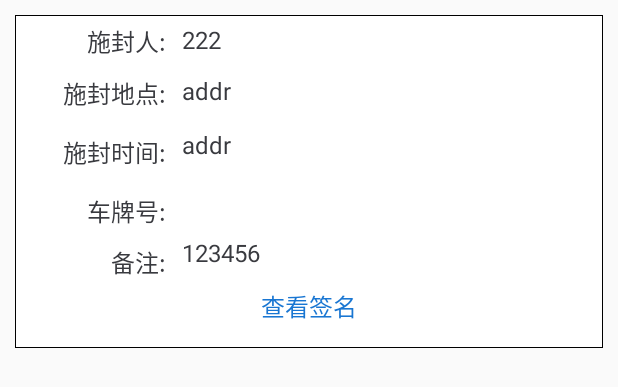
After one commit to qflbai/slproject, an Android app: the layout seach_code_result_list_item.xml on its own in the app's theme, with its tools: preview values and no code run, on a phone screen of 412 x 824 dp. The commit adds this screen. Shown: the top 387 px of the screen. Run offline under Robolectric (Android 15) with nearby library versions, the phone set to English and light mode, and no system bars.

Commit message:
添加扫码查询

```diff
--- a/app/src/main/java/com/sl/shenmian/lib/net/url/NetApi.java
+++ b/app/src/main/java/com/sl/shenmian/lib/net/url/NetApi.java
@@ -53,5 +53,10 @@ public final class NetApi {
          */
         public static final String SEAL_STATUS = "mvc/appindex/sealing/getSealSatus.mvc";
 
+        /**
+         * 扫码查询
+         */
+        public static final String SEARCH_CODE = "mvc/appindex/sealing/getScanInfo.mvc";
+
     }
 }
--- a/app/src/main/java/com/sl/shenmian/module/main/ui/MainActivity.java
+++ b/app/src/main/java/com/sl/shenmian/module/main/ui/MainActivity.java
@@ -23,6 +23,7 @@ import com.sl.shenmian.module.main.pojo.Station;
 import com.sl.shenmian.module.main.pojo.StationType;
 import com.sl.shenmian.module.offline.ChooseHistoryActivity;
 import com.sl.shenmian.module.scan.ScanActivity;
+import com.sl.shenmian.module.seachcode.ui.SeachCodeActivity;
 import com.sl.shenmian.module.settings.SettingActivity;
 
 import butterknife.BindView;
@@ -139,7 +140,7 @@ public class MainActivity extends BaseActivity {
                 break;
             case R.id.main_scan_search_btn:
                 //扫码查询
-
+                intent.setClass(mContext, SeachCodeActivity.class);
                 break;
             case R.id.main_history_record_btn:
                 //历史记录
--- /dev/null
+++ b/app/src/main/res/layout/seach_code_result_list_item.xml
@@ -0,0 +1,144 @@
+<?xml version="1.0" encoding="utf-8"?>
+<RelativeLayout
+    xmlns:android="http://schemas.android.com/apk/res/android" android:layout_width="match_parent"
+    android:layout_height="match_parent">
+    <RelativeLayout
+        android:layout_width="match_parent"
+        android:layout_height="wrap_content"
+        android:layout_margin="10dip"
+        android:background="@drawable/layout_line_bg">
+        <TextView
+            android:id="@+id/clearance_user"
+            android:layout_alignParentLeft="true"
+            android:layout_alignParentTop="true"
+            android:layout_width="95dip"
+            android:layout_height="wrap_content"
+            style="@style/InfoStyle"
+            android:text="@string/clearance_user"
+            android:layout_margin="5dip"
+            />
+
+        <TextView
+            android:id="@+id/clearance_user_tv"
+            style="@style/InfoStyle"
+            android:layout_width="195dip"
+            android:layout_height="wrap_content"
+            android:layout_alignParentTop="true"
+            android:layout_margin="5dip"
+            android:layout_toRightOf="@+id/clearance_user"
+            android:gravity="center_vertical|left"
+            android:text="222" />
+        <TextView
+            android:id="@+id/clearance_addr"
+            android:layout_alignParentLeft="true"
+            android:layout_below="@+id/clearance_user"
+            android:layout_width="95dip"
+            android:layout_height="wrap_content"
+            style="@style/InfoStyle"
+            android:text="@string/clearance_addr1"
+            android:layout_marginLeft="5dip"
+            android:layout_marginRight="5dip"
+            android:layout_marginTop="5dp"
+            />
+
+        <TextView
+            android:id="@+id/clearance_addr_tv"
+            style="@style/InfoStyle"
+            android:layout_width="195dip"
+            android:layout_height="25dip"
+            android:layout_below="@+id/clearance_user_tv"
+            android:layout_margin="5dip"
+            android:layout_toRightOf="@+id/clearance_addr"
+            android:gravity="center_vertical|left"
+            android:text="addr" />
+
+        <TextView
+            android:id="@+id/clearance_time"
+            android:layout_alignParentLeft="true"
+            android:layout_below="@+id/clearance_addr"
+            android:layout_width="95dip"
+            android:layout_height="wrap_content"
+            style="@style/InfoStyle"
+            android:text="@string/clearance_time"
+            android:layout_marginLeft="5dip"
+            android:layout_marginRight="5dip"
+            android:layout_marginTop="15dp"
+            />
+
+        <TextView
+            android:id="@+id/clearance_time_tv"
+            style="@style/InfoStyle"
+            android:layout_width="195dip"
+            android:layout_height="25dip"
+            android:layout_below="@+id/clearance_addr_tv"
+            android:layout_margin="5dip"
+            android:layout_toRightOf="@+id/clearance_addr"
+            android:gravity="center_vertical|left"
+            android:text="addr" />
+
+        <TextView
+            android:id="@+id/car_number"
+            android:layout_alignParentLeft="true"
+            android:layout_below="@+id/clearance_time"
+            android:layout_width="95dip"
+            android:layout_height="wrap_content"
+            style="@style/InfoStyle"
+            android:text="@string/car_number1"
+            android:layout_marginLeft="5dip"
+            android:layout_marginRight="5dip"
+            android:layout_marginTop="15dp"
+            />
+
+        <TextView
+            android:id="@+id/car_number_tv"
+            style="@style/InfoStyle"
+            android:layout_width="195dip"
+            android:layout_height="25dip"
+            android:layout_below="@+id/clearance_time_tv"
+            android:layout_margin="5dip"
+            android:layout_toRightOf="@+id/car_number"
+            android:gravity="center_vertical|left"
+            android:textSize="@dimen/dp_14" />
+        <TextView
+            android:id="@+id/remark"
+            android:layout_alignParentLeft="true"
+            android:layout_below="@+id/car_number"
+            android:layout_width="95dip"
+            android:layout_height="wrap_content"
+            style="@style/InfoStyle"
+            android:text="@string/remark"
+            android:layout_marginLeft="5dip"
+            android:layout_marginRight="5dip"
+            android:layout_marginTop="10dp"
+            />
+
+        <TextView
+            android:id="@+id/remark_tv"
+            style="@style/InfoStyle"
+            android:layout_width="195dip"
+            android:layout_height="25dip"
+            android:layout_below="@+id/car_number_tv"
+            android:layout_margin="5dip"
+            android:layout_toRightOf="@+id/remark"
+            android:gravity="center_vertical|left"
+            android:text="123456" />
+
+        <TextView
+            android:id="@+id/show_signature_list"
+            android:layout_width="match_parent"
+            android:layout_height="wrap_content"
+            android:layout_below="@+id/remark_tv"
+            android:gravity="center_horizontal"
+            android:layout_margin="5dp"
+            style="@style/LinkStyle"
+            android:text="查看签名"
+            />
+        <GridLayout
+            android:id="@+id/signature_list_view"
+            android:layout_width="match_parent"
+            android:layout_height="wrap_content"
+            android:layout_margin="5dp"
+            android:layout_below="@+id/show_signature_list">
+        </GridLayout>
+    </RelativeLayout>
+</RelativeLayout>
--- a/app/src/main/res/values/strings.xml
+++ b/app/src/main/res/values/strings.xml
@@ -32,7 +32,13 @@
     <string name="feng_code">封条编码:</string>
     <string name="clearance_user">施封人:</string>
     <string name="clearance_addr">*施封地点:</string>
+    <string name="clearance_addr1">施封地点:</string>
+    <string name="clearance_time">施封时间:</string>
+    <string name="out_addr">解封封地点:</string>
+    <string name="out_time">解封封时间:</string>
+    <string name="out_user">解封人:</string>
     <string name="car_number">*车牌号:</string>
+    <string name="car_number1">车牌号:</string>
     <string name="remark">备注:</string>
     <string name="signature">签名:</string>
     <string name="confim_upload_clearance_dialog_tips">确认上传施封信息吗?</string>
@@ -59,4 +65,5 @@
     <string name="seal_no_has_locked">封条未施封</string>
     <string name="seal_has_locked">封条已施封</string>
     <string name="seal_has_un_block">封条已解封</string>
+    <string name="seal_empty">封条编码为空!</string>
 </resources>
```
Also changed, not shown: app/src/main/AndroidManifest.xml (+12 -0 lines), app/src/main/java/com/sl/shenmian/module/seachcode/pojo/Image.java (added, +24 -0 lines), app/src/main/java/com/sl/shenmian/module/seachcode/pojo/SeachCodeInfo.java (added, +63 -0 lines), app/src/main/java/com/sl/shenmian/module/seachcode/ui/SeachCodeActivity.java (added, +72 -0 lines), app/src/main/java/com/sl/shenmian/module/seachcode/ui/SearchResultActivity.java (added, +127 -0 lines), app/src/main/java/com/sl/shenmian/module/seachcode/ui/adapter/SeachCodeAdapter.java (added, +156 -0 lines).
